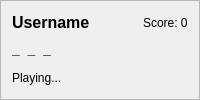
Old version of the form python_client/views/ui/qt_player_status_widget.ui in the repository YuriHa-op/Hangman.
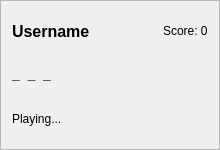
New version of the form.

```diff
--- a/python_client/views/ui/qt_player_status_widget.ui
+++ b/python_client/views/ui/qt_player_status_widget.ui
@@ -6,8 +6,8 @@
    <rect>
     <x>0</x>
     <y>0</y>
-    <width>200</width>
-    <height>100</height>
+    <width>220</width>
+    <height>150</height>
    </rect>
   </property>
   <property name="windowTitle">
```
